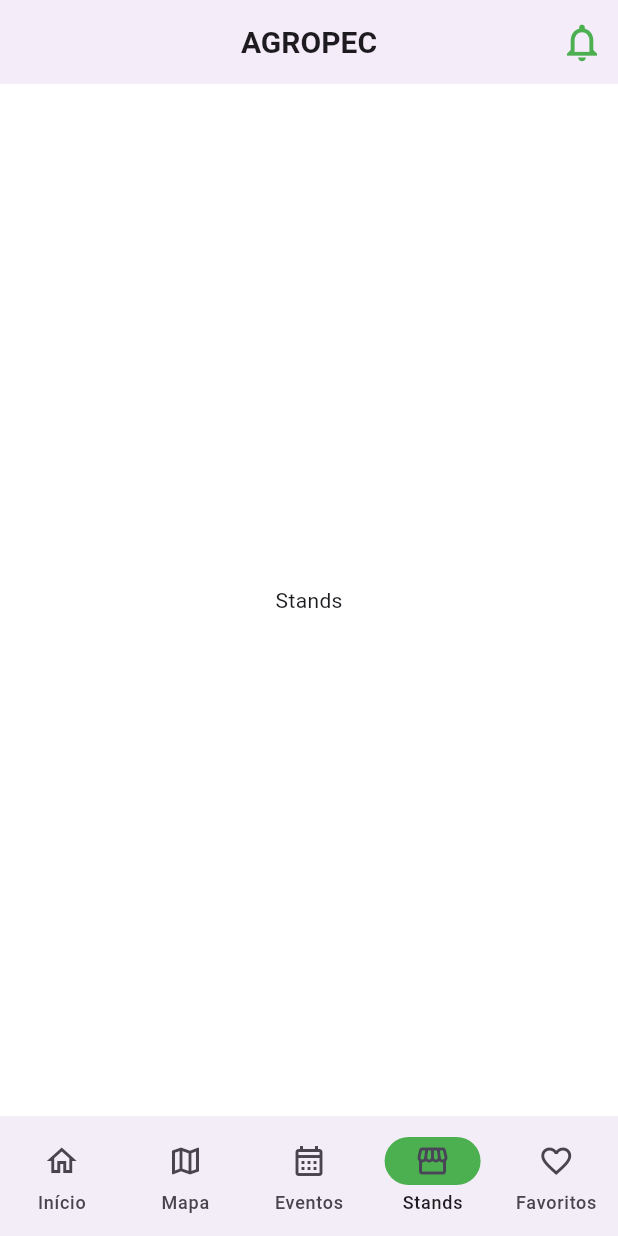
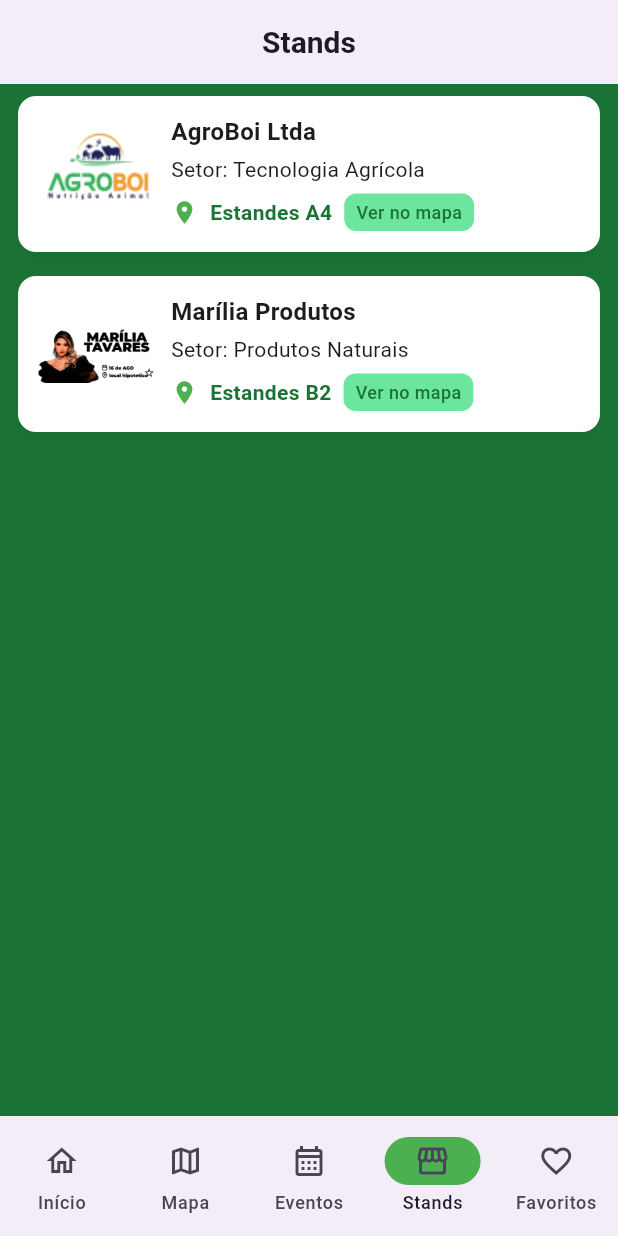
Before and after one commit to Danyel-silva-R/Agropec_app, a Flutter app: the screen it shows after launch, swiped to page 4, on a phone screen of 412 x 824 dp. Run offline on Flutter 3.47's test engine with Material 3 defaults, Android fonts, the light colour scheme and no system bars.

Commit message:
Inicializaçao de novas telas e stylyzaçao delas

```diff
--- /dev/null
+++ b/app_agropec/lib/app.dart
@@ -0,0 +1,95 @@
+import 'package:app_agropec/screen/evetosscreen.dart';
+import 'package:app_agropec/screen/homescreen.dart';
+import 'package:app_agropec/screen/mapscreen.dart';
+import 'package:app_agropec/screen/standscreen.dart';
+import 'package:flutter/material.dart';
+
+class App extends StatefulWidget {
+  const App({super.key});
+
+  @override
+  State<App> createState() => _HomeScreenState();
+}
+
+class _HomeScreenState extends State<App> {
+  int _selectedIndex = 0;
+  late final PageController _pageController;
+
+  @override
+  void initState() {
+    super.initState();
+    _pageController = PageController(initialPage: _selectedIndex);
+  }
+
+  @override
+  void dispose() {
+    _pageController.dispose();
+    super.dispose();
+  }
+
+  void _onItemTapped(int index) {
+    setState(() {
+      _selectedIndex = index;
+    });
+    _pageController.animateToPage(
+      index,
+      duration: const Duration(milliseconds: 300),
+      curve: Curves.easeInOut,
+    );
+  }
+
+  @override
+  Widget build(BuildContext context) {
+    return SafeArea(
+      child: Scaffold(
+        body: PageView(
+          controller: _pageController,
+          onPageChanged: (int index) {
+            setState(() {
+              _selectedIndex = index;
+            });
+          },
+          children: [
+            const Homescreen(),
+            const Mapscreen(),
+            const Evetosscreen(),
+            const Standscreen(),
+            const Center(child: Text('Favoritos')),
+          ],
+        ),
+        bottomNavigationBar: NavigationBar(
+          indicatorColor: Colors.green,
+          selectedIndex: _selectedIndex,
+          onDestinationSelected: _onItemTapped,
+          destinations: const [
+            NavigationDestination(
+              selectedIcon: Icon(Icons.home),
+              icon: Icon(Icons.home_outlined),
+              label: 'Início',
+            ),
+            NavigationDestination(
+              selectedIcon: Icon(Icons.map),
+              icon: Icon(Icons.map_outlined),
+              label: 'Mapa',
+            ),
+            NavigationDestination(
+              selectedIcon: Icon(Icons.calendar_month),
+              icon: Icon(Icons.calendar_month_outlined),
+              label: 'Eventos',
+            ),
+            NavigationDestination(
+              selectedIcon: Icon(Icons.storefront),
+              icon: Icon(Icons.storefront_outlined),
+              label: 'Stands',
+            ),
+            NavigationDestination(
+              selectedIcon: Icon(Icons.favorite),
+              icon: Icon(Icons.favorite_outline),
+              label: 'Favoritos',
+            ),
+          ],
+        ),
+      ),
+    );
+  }
+}
--- /dev/null
+++ b/app_agropec/lib/components/cardstand.dart
@@ -0,0 +1,118 @@
+import 'package:flutter/material.dart';
+import 'package:app_agropec/theme/theme.dart';
+
+class Cardstand extends StatelessWidget {
+  const Cardstand({
+    super.key,
+    required this.imagem,
+    required this.nome,
+    required this.setor,
+    required this.local,
+  });
+
+  final String imagem;
+  final String nome;
+  final String setor;
+  final String local;
+
+  @override
+  Widget build(BuildContext context) {
+    return Container(
+      padding: const EdgeInsets.all(12),
+      margin: const EdgeInsets.symmetric(horizontal: 12, vertical: 8),
+      decoration: BoxDecoration(
+        color: AppColors.white,
+        borderRadius: BorderRadius.circular(12),
+        boxShadow: [
+          BoxShadow(
+            color: Colors.black.withOpacity(0.05),
+            blurRadius: 6,
+            offset: const Offset(0, 3),
+          ),
+        ],
+      ),
+      child: Row(
+        crossAxisAlignment: CrossAxisAlignment.start,
+        children: [
+          // Imagem responsiva
+          ClipRRect(
+            borderRadius: BorderRadius.circular(10),
+            child: Image.asset(
+              imagem,
+              width: 80,
+              height: 80,
+              fit: BoxFit.contain,
+            ),
+          ),
+          const SizedBox(width: 10),
+
+          // Coluna com textos e botão
+          Expanded(
+            child: Column(
+              crossAxisAlignment: CrossAxisAlignment.start,
+              children: [
+                Text(
+                  nome,
+                  style: const TextStyle(
+                    fontSize: 16,
+                    fontWeight: FontWeight.bold,
+                  ),
+                  overflow: TextOverflow.ellipsis,
+                ),
+                const SizedBox(height: 4),
+                Text(
+                  "Setor: $setor",
+                  overflow: TextOverflow.ellipsis,
+                  style: const TextStyle(fontSize: 14),
+                ),
+                const SizedBox(height: 6),
+                Wrap(
+                  spacing: 8,
+                  crossAxisAlignment: WrapCrossAlignment.center,
+                  children: [
+                    const Icon(
+                      Icons.location_on,
+                      size: 18,
+                      color: Colors.green,
+                    ),
+                    Text(
+                      local,
+                      style: TextStyle(
+                        color: AppColors.primaryGreen,
+                        fontWeight: FontWeight.bold,
+                      ),
+                      overflow: TextOverflow.ellipsis,
+                    ),
+                    GestureDetector(
+                      onTap: () {
+                        // Abrir mapa
+                      },
+                      child: Container(
+                        padding: const EdgeInsets.symmetric(
+                          horizontal: 8,
+                          vertical: 4,
+                        ),
+                        decoration: BoxDecoration(
+                          color: AppColors.but,
+                          borderRadius: BorderRadius.circular(8),
+                        ),
+                        child: Text(
+                          'Ver no mapa',
+                          style: TextStyle(
+                            fontSize: 12,
+                            fontWeight: FontWeight.w500,
+                            color: AppColors.primaryGreen,
+                          ),
+                        ),
+                      ),
+                    ),
+                  ],
+                ),
+              ],
+            ),
+          ),
+        ],
+      ),
+    );
+  }
+}
--- a/app_agropec/lib/main.dart
+++ b/app_agropec/lib/main.dart
@@ -1,4 +1,4 @@
-import 'package:app_agropec/screen/homemscren.dart';
+import 'package:app_agropec/app.dart';
 import 'package:flutter/material.dart';
 import 'theme/theme.dart';
 
@@ -15,7 +15,7 @@ class MyApp extends StatelessWidget {
       title: 'Agropec Conecta 2025',
       theme: AppTheme.lightTheme, // aplica o tema
       debugShowCheckedModeBanner: false,
-      home: Homemscren(),
+      home: App(),
     );
   }
 }
--- a/app_agropec/lib/screen/homemscren.dart
+++ /dev/null
@@ -1,124 +0,0 @@
-import 'package:flutter/material.dart';
-
-class Homemscren extends StatefulWidget {
-  const Homemscren({super.key});
-
-  @override
-  State<Homemscren> createState() => _HomeScreenState();
-}
-
-class _HomeScreenState extends State<Homemscren> {
-  int _selectedIndex = 0;
-  late final PageController _pageController;
-
-  @override
-  void initState() {
-    super.initState();
-    _pageController = PageController(initialPage: _selectedIndex);
-  }
-
-  @override
-  void dispose() {
-    _pageController.dispose();
-    super.dispose();
-  }
-
-  void _onItemTapped(int index) {
-    setState(() {
-      _selectedIndex = index;
-    });
-    _pageController.animateToPage(
-      index,
-      duration: const Duration(milliseconds: 300),
-      curve: Curves.easeInOut,
-    );
-  }
-
-  @override
-  Widget build(BuildContext context) {
-    return Scaffold(
-      appBar: AppBar(
-        title: const Text('AGROPEC'),
-        actions: [
-          IconButton(
-            icon: const Icon(
-              Icons.notifications_outlined,
-              color: Colors.green,
-              size: 30,
-            ),
-            onPressed: () {},
-          ),
-        ],
-      ),
-      body: PageView(
-        controller: _pageController,
-        onPageChanged: (int index) {
-          setState(() {
-            _selectedIndex = index;
-          });
-        },
-        children: [
-          // Página com imagem de fundo
-          Stack(
-            children: [
-              Positioned.fill(
-                child: Image.asset(
-                  'assets/images/fundo.png',
-                  fit: BoxFit.cover,
-                ),
-              ),
-              Center(
-                child: Padding(
-                  padding: const EdgeInsets.symmetric(vertical: 30),
-                  child: Column(
-                    children: const [
-                      Text(
-                        'Bem-vindo à AGROPEC!',
-                        style: TextStyle(
-                          fontSize: 30,
-                          color: Colors.white,
-                          fontWeight: FontWeight.bold,
-                        ),
-                      ),
-                    ],
-                  ),
-                ),
-              ),
-            ],
-          ),
-
-          // Outras páginas
-          const Center(child: Text('Mapa')),
-          const Center(child: Text('Eventos')),
-          const Center(child: Text('Stands')),
-          const Center(child: Text('Favoritos')),
-        ],
-      ),
-      bottomNavigationBar: NavigationBar(
-        indicatorColor: Colors.green,
-        selectedIndex: _selectedIndex,
-        onDestinationSelected: _onItemTapped,
-        destinations: const [
-          NavigationDestination(
-            selectedIcon: Icon(Icons.home),
-            icon: Icon(Icons.home_outlined),
-            label: 'Início',
-          ),
-          NavigationDestination(icon: Icon(Icons.map_outlined), label: 'Mapa'),
-          NavigationDestination(
-            icon: Icon(Icons.calendar_month_outlined),
-            label: 'Eventos',
-          ),
-          NavigationDestination(
-            icon: Icon(Icons.storefront_outlined),
-            label: 'Stands',
-          ),
-          NavigationDestination(
-            icon: Icon(Icons.favorite_outline),
-            label: 'Favoritos',
-          ),
-        ],
-      ),
-    );
-  }
-}
--- /dev/null
+++ b/app_agropec/lib/screen/standscreen.dart
@@ -0,0 +1,41 @@
+import 'package:app_agropec/components/cardstand.dart';
+import 'package:flutter/material.dart';
+
+class Standscreen extends StatelessWidget {
+  const Standscreen({super.key});
+
+  @override
+  Widget build(BuildContext context) {
+    final List<Map<String, String>> stands = [
+      {
+        'nome': 'AgroBoi Ltda',
+        'local': 'Estandes A4',
+        'sertor': 'Tecnologia Agrícola',
+        'imagem': 'assets/images/boi.png',
+      },
+      {
+        'nome': 'Marília Produtos',
+        'local': 'Estandes B2',
+        'sertor': 'Produtos Naturais',
+        'imagem': 'assets/images/marilia.png',
+      },
+    ];
+
+    return Scaffold(
+      appBar: AppBar(title: Text('Stands')),
+      body: SingleChildScrollView(
+        child: Column(
+          children:
+              stands.map((stand) {
+                return Cardstand(
+                  nome: stand['nome'] ?? '',
+                  local: stand['local'] ?? '',
+                  setor: stand['sertor'] ?? '',
+                  imagem: stand['imagem'] ?? '',
+                );
+              }).toList(),
+        ),
+      ),
+    );
+  }
+}
--- a/app_agropec/lib/theme/theme.dart
+++ b/app_agropec/lib/theme/theme.dart
@@ -7,13 +7,14 @@ class AppColors {
   static const Color brown = Color(0xFF8B4513);
   static const Color white = Color(0xFFFFFFFF);
   static const Color gray = Color(0xFFCCCCCC);
+  static const Color but = Color.fromRGBO(3, 212, 90, 0.582);
 }
 
 class AppTheme {
   static ThemeData get lightTheme {
     return ThemeData(
       primaryColor: AppColors.primaryGreen,
-      scaffoldBackgroundColor: AppColors.white,
+      scaffoldBackgroundColor: AppColors.primaryGreen,
       appBarTheme: AppBarTheme(centerTitle: true, elevation: 2),
       textTheme: const TextTheme(
         titleLarge: TextStyle(fontSize: 20, fontWeight: FontWeight.bold),
--- a/app_agropec/pubspec.yaml
+++ b/app_agropec/pubspec.yaml
@@ -60,7 +60,7 @@ flutter:
 
   # To add assets to your application, add an assets section, like this:
   assets:
-    - assets/images/fundo.png
+    - assets/images/
     - assets/icons/
     - assets/fonts/
   # An image asset can refer to one or more resolution-specific "variants", see
```
Also changed, not shown: app_agropec/lib/components/cardevento.dart (added, +61 -0 lines), app_agropec/lib/screen/evetosscreen.dart (added, +30 -0 lines), app_agropec/lib/screen/homescreen.dart (added, +13 -0 lines), app_agropec/lib/screen/mapscreen.dart (added, +17 -0 lines), app_agropec/assets/images/Felipea.png (added), app_agropec/assets/images/boi.png (added), app_agropec/assets/images/marilia.png (added).
